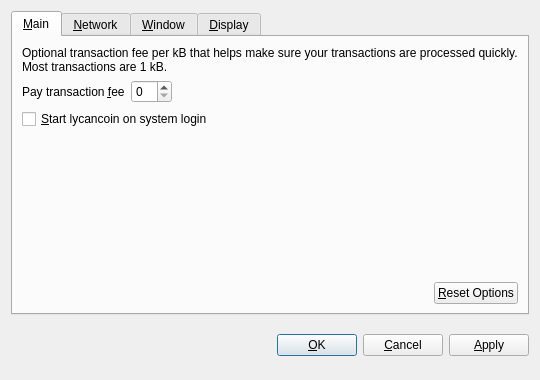
First picture: the form in src/qt/forms/optionsdialog.ui, repository lycancoin/lycancoin-release, before the edit.
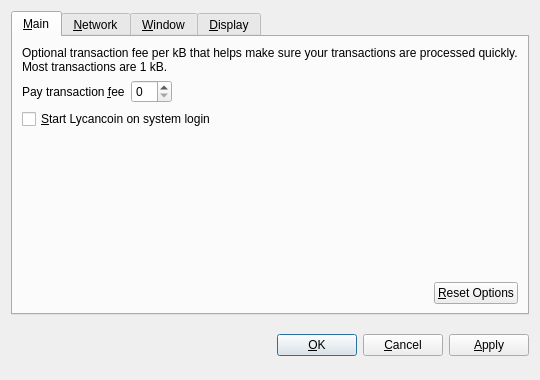
Second picture: the form after the edit. The open tabs and pages were chosen to show the change. Custom widgets are drawn as their Qt base class.

Diff of the .ui file:
```diff
--- a/src/qt/forms/optionsdialog.ui
+++ b/src/qt/forms/optionsdialog.ui
@@ -82,7 +82,7 @@
           <string>Automatically start lycancoin after logging in to the system.</string>
          </property>
          <property name="text">
-          <string>&amp;Start lycancoin on system login</string>
+          <string>&amp;Start Lycancoin on system login</string>
          </property>
         </widget>
        </item>
```
Left out of the diff: 12 changed lines with no effect on the pictures.
